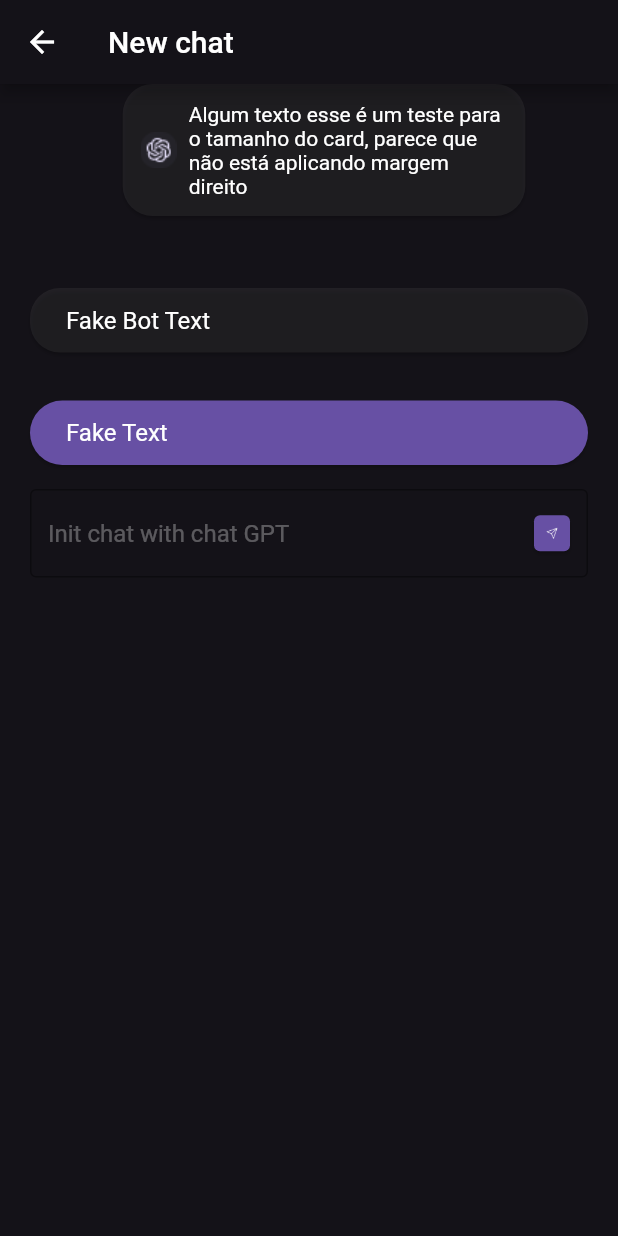
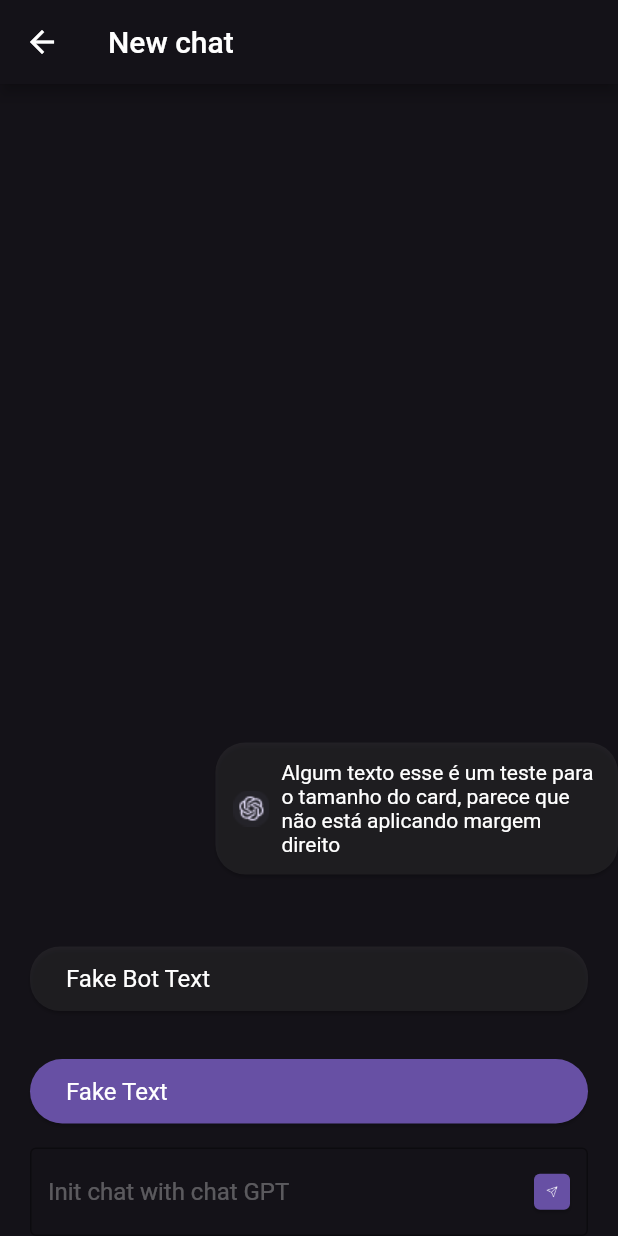
Before and after one commit to spolaorthays/gpt-flutter, a Flutter app: the ChatWidget screen opened by its route, on a phone screen of 412 x 824 dp. Run offline on Flutter 3.47's test engine with Material 2 defaults, Android fonts, the phone set to English and light mode, and no system bars; our stand-ins replace dio, equatable, get_it, go_router, injectable, pretty_dio_logger.

Commit message:
adjust chat page

```diff
--- a/gpt_flutter/lib/features/chat/presentation/chat_page.dart
+++ b/gpt_flutter/lib/features/chat/presentation/chat_page.dart
@@ -24,15 +24,19 @@ class ChatWidget extends StatelessWidget {
         ),
       ),
       body: Column(
+        mainAxisAlignment: MainAxisAlignment.end,
+        crossAxisAlignment: CrossAxisAlignment.end,
         children: [
-          FractionallySizedBox(
-            widthFactor: 0.7, //MediaQuery.of(context).size.width * 0.95,
-            child: CardImageTextWidget(
-              marginModel:
-                  CardMarginModel(top: 0, left: 20, right: 0, bottom: 32),
-              cardRadius: 20,
-            ),
-          ),
+          LayoutBuilder(builder: (context, constrainsts) {
+            return SizedBox(
+              width: constrainsts.maxWidth * 0.7,
+              child: CardImageTextWidget(
+                marginModel:
+                    CardMarginModel(top: 0, left: 20, right: 0, bottom: 32),
+                cardRadius: 20,
+              ),
+            );
+          }),
           const CardTextWidget(
             cardText: 'Fake Bot Text',
             cardColor: Color(0x335C5C5C),
--- a/gpt_flutter/lib/network/auth_interceptor.dart
+++ b/gpt_flutter/lib/network/auth_interceptor.dart
@@ -9,8 +9,7 @@ class AuthInterceptor implements Interceptor {
 
   @override
   void onRequest(RequestOptions options, RequestInterceptorHandler handler) {
-    options.headers['Authorization'] =
-        'Bearer ' + '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';
+    options.headers['Authorization'] = 'Bearer ' + 'token';
   }
 
   @override
```
